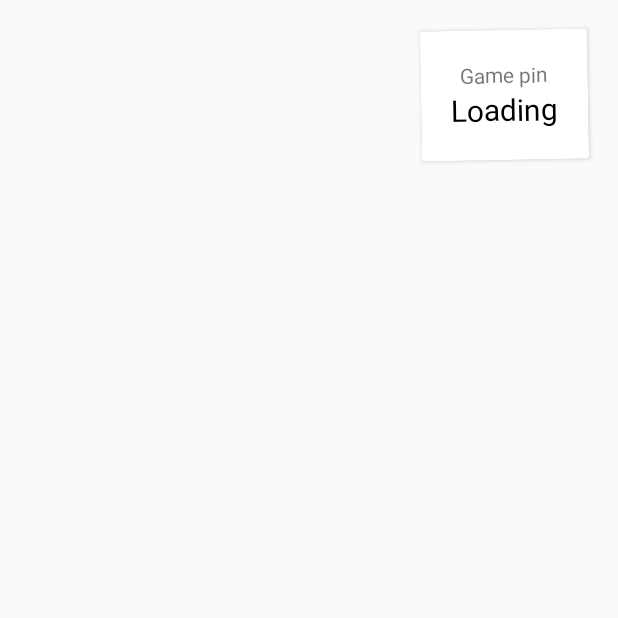
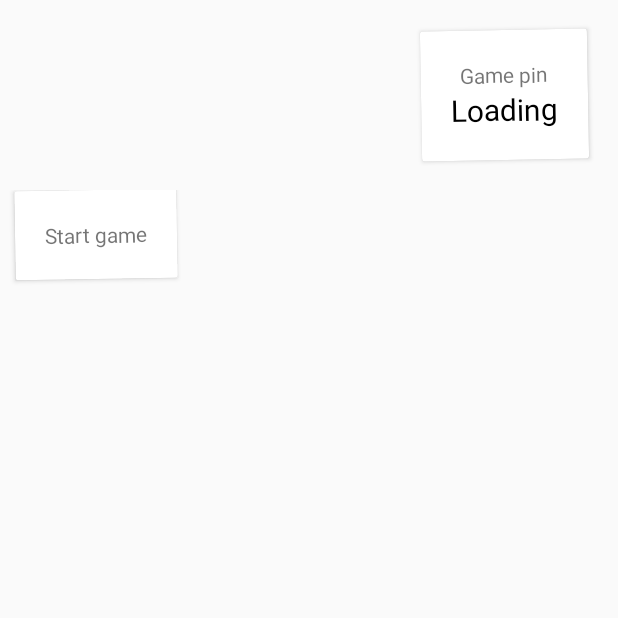
Before and after one commit to LeahHirst/GamesProgramming, an Android app: the fragment HostGameFragment shown on its own in the app's theme, on a phone screen of 412 x 824 dp, the top half of it. Run offline under Robolectric (Android 15) with nearby library versions, the phone set to English and light mode, and no system bars; libraries missing offline, so code that uses them is left out: io.socket.client; 1 statement that could not run was skipped.

Commit message:
[Android] Added hostgame request

```diff
--- a/android/app/src/main/java/com/ahirst/doodaddash/fragment/HostGameFragment.java
+++ b/android/app/src/main/java/com/ahirst/doodaddash/fragment/HostGameFragment.java
@@ -29,12 +29,17 @@ public class HostGameFragment extends Fragment {
     public void onActivityCreated(@Nullable Bundle savedInstanceState) {
         mGamePinLabel = getView().findViewById(R.id.game_pin);
 
-        if (Program.mSocket != null) {
+        if (Program.mSocket != null && mActivity != null) {
             Program.mSocket.emit("host game", new Ack() {
                 @Override
-                public void call(Object... args) {
-                    String gamePin = (String) args[0];
-                    mGamePinLabel.setText(gamePin);
+                public void call(final Object... args) {
+                    mActivity.runOnUiThread(new Runnable() {
+                        @Override
+                        public void run() {
+                            String gamePin = (String) args[0];
+                            mGamePinLabel.setText(gamePin);
+                        }
+                    });
                 }
             });
         }
--- a/android/app/src/main/res/layout/fragment_host_game.xml
+++ b/android/app/src/main/res/layout/fragment_host_game.xml
@@ -41,5 +41,25 @@
     <!-- Footer -->
     <LinearLayout
         android:layout_width="match_parent"
-        android:layout_height="wrap_content"></LinearLayout>
+        android:layout_height="wrap_content"
+        android:layout_gravity="bottom">
+        <android.support.v7.widget.CardView
+            android:layout_width="wrap_content"
+            android:layout_height="wrap_content"
+            android:layout_gravity="right"
+            android:layout_margin="10dp"
+            android:rotation="-1">
+            <LinearLayout
+                android:layout_width="wrap_content"
+                android:layout_height="wrap_content"
+                android:orientation="vertical"
+                android:layout_margin="20dp">
+                <TextView
+                    android:layout_width="wrap_content"
+                    android:layout_height="wrap_content"
+                    android:text="Start game"
+                    android:layout_gravity="center"/>
+            </LinearLayout>
+        </android.support.v7.widget.CardView>
+    </LinearLayout>
 </LinearLayout>
```
